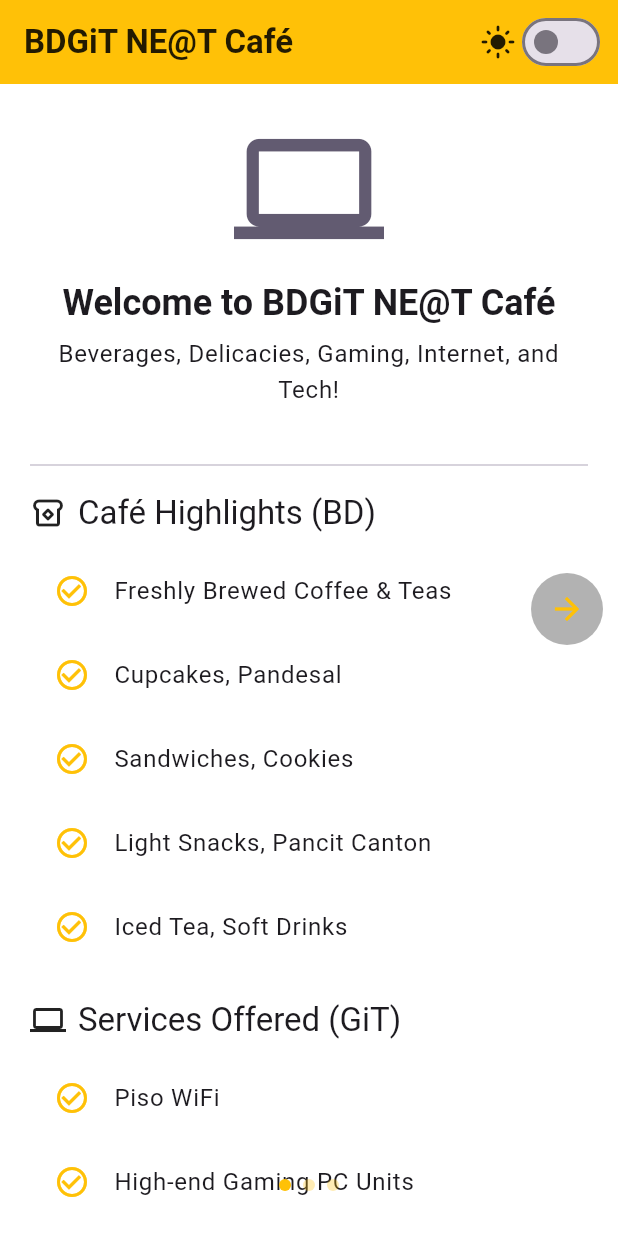
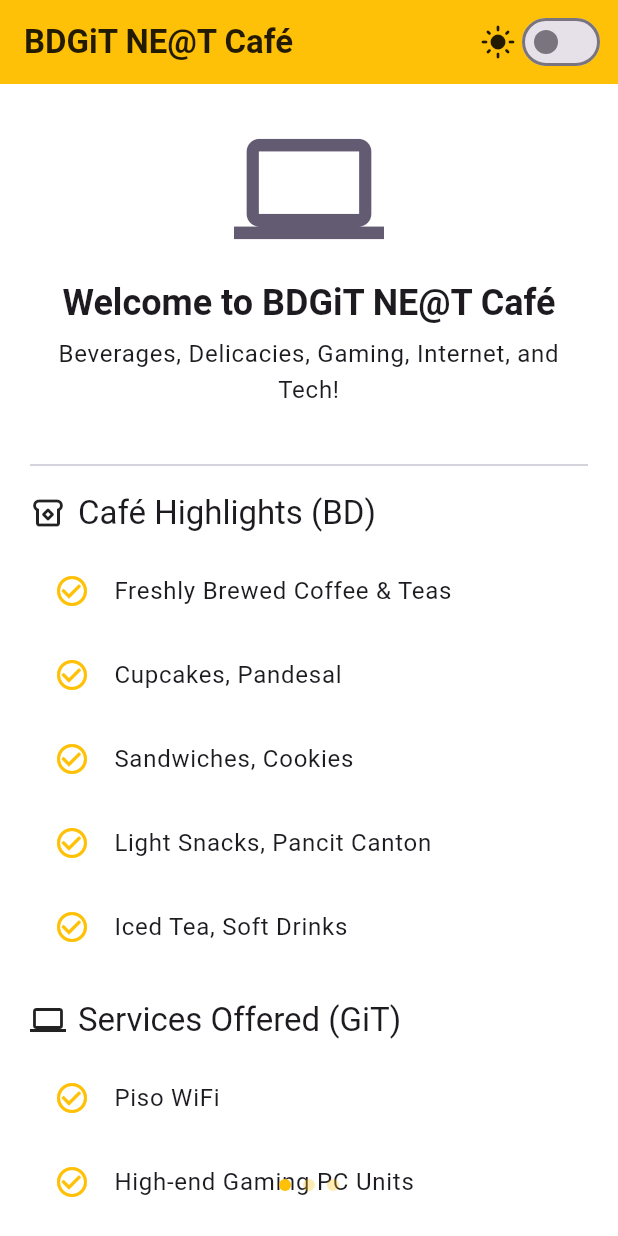
Before and after one commit to Cy2Kin3sis/NetCafeAd, a Flutter app: the screen it shows after launch, on a phone screen of 412 x 824 dp. Run offline on Flutter 3.47's test engine with Material 3 defaults, Android fonts, the phone set to English and light mode, and no system bars; our stand-ins replace shared_preferences.

Commit message:
Made arrows vanishing for it to be less annoying in web/desktop

```diff
--- a/lib/home.dart
+++ b/lib/home.dart
@@ -14,6 +14,7 @@ class BDGiT extends StatefulWidget {
 class BDGiTState extends State<BDGiT> {
   final PageController _pageController = PageController();
   int _currentPage = 0;
+  bool _isHovering = false;
 
   // Get the list of pages
   List<Widget> get _pages => [
@@ -52,9 +53,11 @@ class BDGiTState extends State<BDGiT> {
   }
 
   @override
-  Widget build(BuildContext context) {
-    return Scaffold(
-      body: Stack(
+  Widget build(BuildContext context) => Scaffold(
+      body: MouseRegion(
+        onEnter: (_) => setState(() => _isHovering = true),
+        onExit: (_) => setState(() => _isHovering = false),
+        child: Stack(
           children: [
             PageView.builder(
               controller: _pageController,
@@ -62,6 +65,7 @@ class BDGiTState extends State<BDGiT> {
               onPageChanged: (index) => setState(() => _currentPage = index),
               itemBuilder: (context, index) => _pages[index],
             ),
+
             // Navigation indicators
             Positioned(
               bottom: 30,
@@ -85,14 +89,18 @@ class BDGiTState extends State<BDGiT> {
                 ),
               ),
             ),
-          // Navigation arrows
+
+            // Left arrow (previous)
             if (_currentPage > 0)
               Positioned(
                 left: 10,
                 top: MediaQuery.of(context).size.height / 2 - 30,
+                child: AnimatedOpacity(
+                  duration: const Duration(milliseconds: 200),
+                  opacity: _isHovering ? 1.0 : 0.0,
                   child: Container(
                     decoration: BoxDecoration(
-                  color: Colors.black.withValues(alpha: 0.3),
+                      color: Colors.black.withAlpha(75),
                       shape: BoxShape.circle,
                     ),
                     child: IconButton(
@@ -101,13 +109,19 @@ class BDGiTState extends State<BDGiT> {
                     ),
                   ),
                 ),
+              ),
+
+            // Right arrow (next)
             if (_currentPage < _pages.length - 1)
               Positioned(
                 right: 10,
                 top: MediaQuery.of(context).size.height / 2 - 30,
+                child: AnimatedOpacity(
+                  duration: const Duration(milliseconds: 200),
+                  opacity: _isHovering ? 1.0 : 0.0,
                   child: Container(
                     decoration: BoxDecoration(
-                  color: Colors.black.withValues(alpha: 0.3),
+                      color: Colors.black.withAlpha(75),
                       shape: BoxShape.circle,
                     ),
                     child: IconButton(
@@ -116,8 +130,9 @@ class BDGiTState extends State<BDGiT> {
                     ),
                   ),
                 ),
+              ),
           ],
+        ),
       ),
     );
 }
-}
```
Lines whose indentation alone changed are shown as unchanged.
